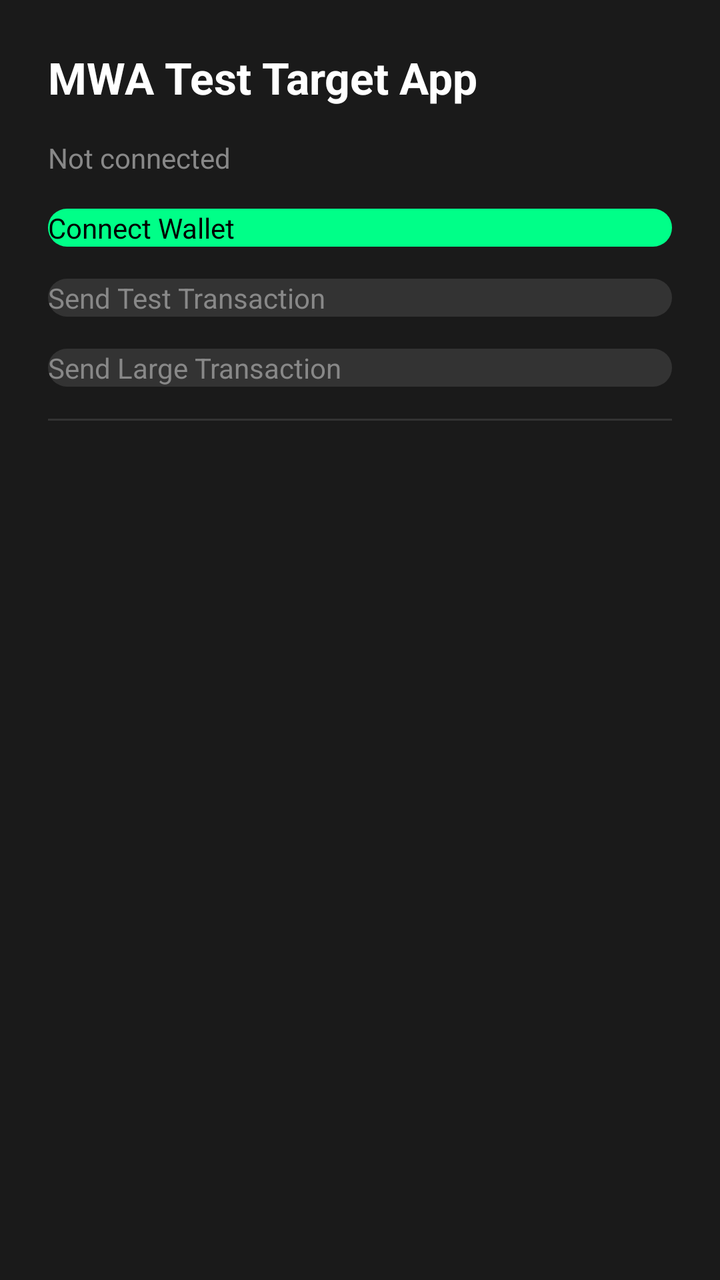
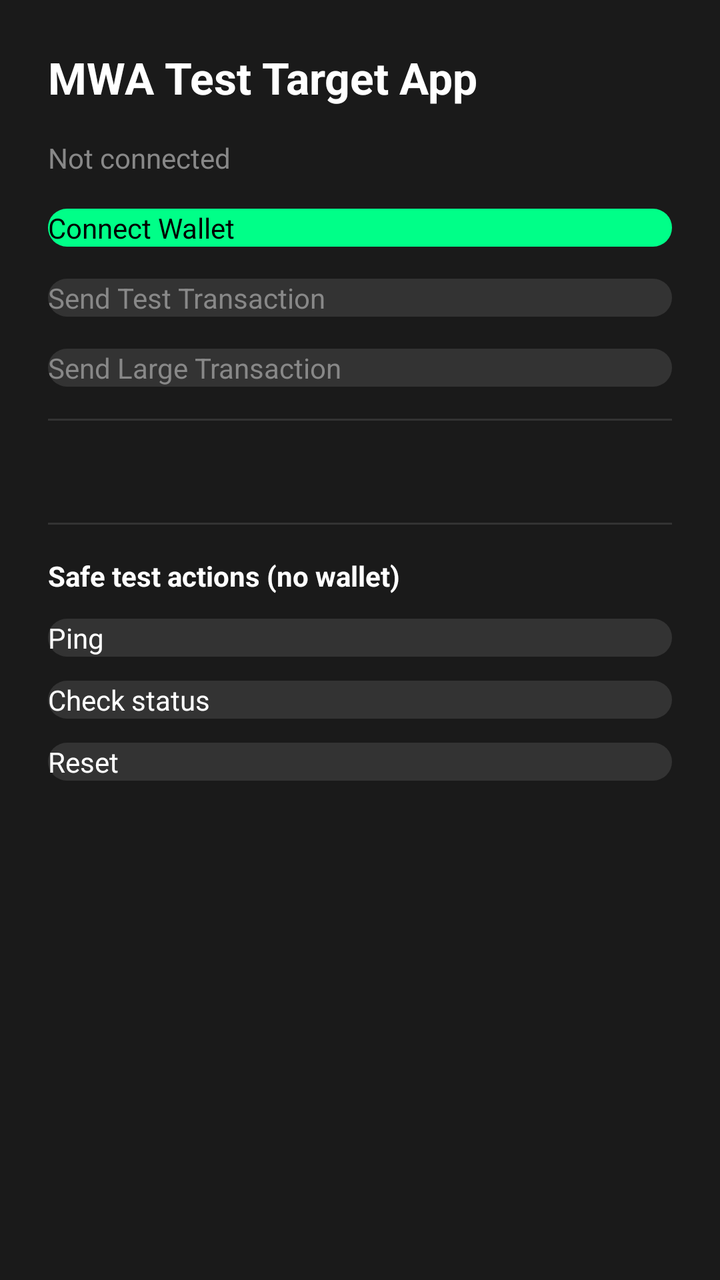

The first picture is an Android layout as it rendered before a commit; the second is the same layout after the commit. The layout source and the unified diff follow.
<!-- AndroidManifest.xml: activity theme Theme.MwaTestTargetApp -->
<!-- res/layout/activity_main.xml -->
<?xml version="1.0" encoding="utf-8"?>
<ScrollView xmlns:android="http://schemas.android.com/apk/res/android"
    android:layout_width="match_parent"
    android:layout_height="match_parent"
    android:background="@color/studio_black">

    <LinearLayout
        android:layout_width="match_parent"
        android:layout_height="wrap_content"
        android:orientation="vertical"
        android:padding="24dp">

        <TextView
            android:id="@+id/tvTitle"
            android:layout_width="wrap_content"
            android:layout_height="wrap_content"
            android:text="MWA Test Target App"
            android:textColor="@color/white"
            android:textSize="22sp"
            android:textStyle="bold" />

        <TextView
            android:id="@+id/tvWalletStatus"
            android:layout_width="wrap_content"
            android:layout_height="wrap_content"
            android:layout_marginTop="16dp"
            android:text="Not connected"
            android:textColor="@color/dim_white" />

        <Button
            android:id="@+id/btnConnectWallet"
            android:layout_width="match_parent"
            android:layout_height="wrap_content"
            android:layout_marginTop="16dp"
            android:background="@drawable/rounded_button_bg"
            android:backgroundTint="@color/btn_connect_bg_selector"
            android:text="Connect Wallet"
            android:textColor="@color/btn_connect_text_selector" />

        <Button
            android:id="@+id/btnSendTest"
            android:layout_width="match_parent"
            android:layout_height="wrap_content"
            android:layout_marginTop="16dp"
            android:background="@drawable/rounded_button_bg"
            android:backgroundTint="@color/btn_skr_bg_selector"
            android:enabled="false"
            android:text="Send Test Transaction"
            android:textColor="@color/btn_skr_text_selector" />

        <Button
            android:id="@+id/btnSendLarge"
            android:layout_width="match_parent"
            android:layout_height="wrap_content"
            android:layout_marginTop="16dp"
            android:background="@drawable/rounded_button_bg"
            android:backgroundTint="@color/btn_skr_bg_selector"
            android:enabled="false"
            android:text="Send Large Transaction"
            android:textColor="@color/btn_skr_text_selector" />

        <View
            android:layout_width="match_parent"
            android:layout_height="1dp"
            android:layout_marginTop="16dp"
            android:background="@color/border_gray" />

        <ProgressBar
            android:id="@+id/progressBusy"
            style="?android:attr/progressBarStyle"
            android:layout_width="wrap_content"
            android:layout_height="wrap_content"
            android:layout_marginTop="16dp"
            android:layout_gravity="center_horizontal"
            android:indeterminateTint="@color/electric_green"
            android:visibility="gone" />

        <TextView
            android:id="@+id/statusText"
            android:layout_width="wrap_content"
            android:layout_height="wrap_content"
            android:layout_marginTop="16dp"
            android:textColor="@color/dim_white" />

        <TextView
            android:id="@+id/tvLastSignature"
            android:layout_width="wrap_content"
            android:layout_height="wrap_content"
            android:layout_marginTop="8dp"
            android:textColor="@color/dim_white"
            android:textSize="12sp"
            android:visibility="gone" />

    </LinearLayout>
</ScrollView>
<!-- resources referenced by this layout -->
<resources>
  <color name="border_gray">#333333</color>
  <color name="dim_white">#888888</color>
  <color name="electric_green">#00FF88</color>
  <color name="studio_black">#1A1A1A</color>
  <color name="white">#FFFFFF</color>
  <!-- drawable rounded_button_bg (drawable) -->
  <?xml version="1.0" encoding="utf-8"?>
  <shape xmlns:android="http://schemas.android.com/apk/res/android" android:shape="rectangle">
      <solid android:color="@android:color/white" />
      <corners android:radius="12dp" />
  </shape>
  <style name="Theme.MwaTestTargetApp" parent="android:Theme.Material.NoActionBar">
          <item name="android:windowBackground">#1A1A1A</item>
          <item name="android:statusBarColor">#000000</item>
      </style>
</resources>

<!-- the commit's change to res/layout/activity_main.xml (unified diff, before → after) -->
@@ -91,5 +91,66 @@
             android:textSize="12sp"
             android:visibility="gone" />
 
+        <View
+            android:layout_width="match_parent"
+            android:layout_height="1dp"
+            android:layout_marginTop="16dp"
+            android:background="@color/border_gray" />
+
+        
+        <TextView
+            android:id="@+id/tvSafeActionsHeader"
+            android:layout_width="wrap_content"
+            android:layout_height="wrap_content"
+            android:layout_marginTop="16dp"
+            android:text="Safe test actions (no wallet)"
+            android:textColor="@color/white"
+            android:textStyle="bold" />
+
+        <Button
+            android:id="@+id/btnPing"
+            android:layout_width="match_parent"
+            android:layout_height="wrap_content"
+            android:layout_marginTop="12dp"
+            android:background="@drawable/rounded_button_bg"
+            android:backgroundTint="@color/border_gray"
+            android:text="Ping"
+            android:textColor="@color/white" />
+
+        <Button
+            android:id="@+id/btnCheck"
+            android:layout_width="match_parent"
+            android:layout_height="wrap_content"
+            android:layout_marginTop="12dp"
+            android:background="@drawable/rounded_button_bg"
+            android:backgroundTint="@color/border_gray"
+            android:text="Check status"
+            android:textColor="@color/white" />
+
+        <Button
+            android:id="@+id/btnReset"
+            android:layout_width="match_parent"
+            android:layout_height="wrap_content"
+            android:layout_marginTop="12dp"
+            android:background="@drawable/rounded_button_bg"
+            android:backgroundTint="@color/border_gray"
+            android:text="Reset"
+            android:textColor="@color/white" />
+
+        <TextView
+            android:id="@+id/txtSafeResult"
+            android:layout_width="wrap_content"
+            android:layout_height="wrap_content"
+            android:layout_marginTop="12dp"
+            android:textColor="@color/dim_white" />
+
+        <TextView
+            android:id="@+id/txtBuildLabel"
+            android:layout_width="wrap_content"
+            android:layout_height="wrap_content"
+            android:layout_marginTop="24dp"
+            android:textColor="@color/dim_white"
+            android:textSize="11sp" />
+
     </LinearLayout>
 </ScrollView>
